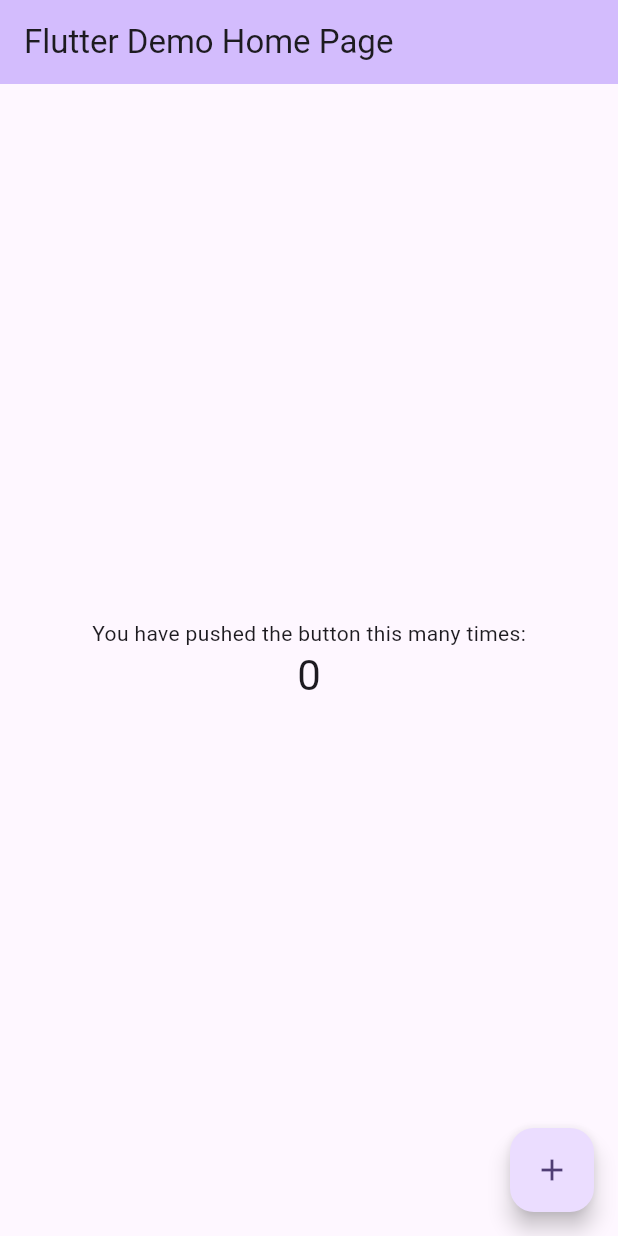
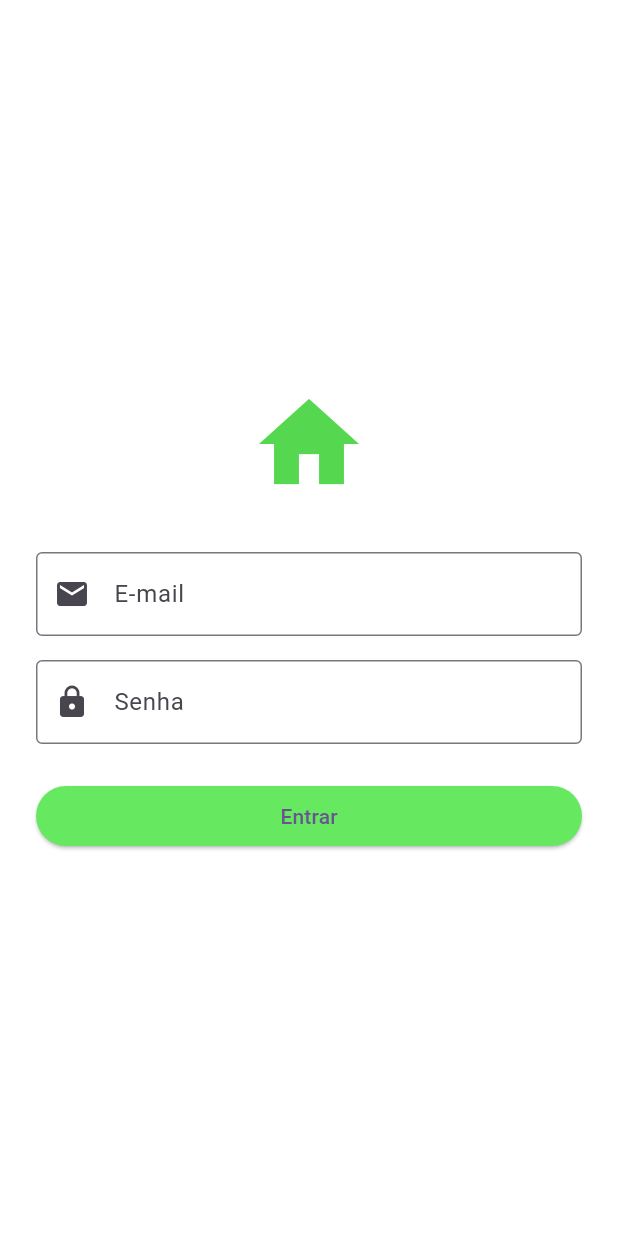
Before and after one commit to JoaoCleiton12/CondominioConectado, a Flutter app: the screen it shows after launch, on a phone screen of 412 x 824 dp. Run offline on Flutter 3.47's test engine with Material 3 defaults, Android fonts, the phone set to English and light mode, and no system bars.

Commit message:
tela de login e home

```diff
--- a/lib/main.dart
+++ b/lib/main.dart
@@ -1,4 +1,5 @@
 import 'package:flutter/material.dart';
+import 'pages/login_page.dart';
 
 void main() {
   runApp(const MyApp());
@@ -7,116 +8,15 @@ void main() {
 class MyApp extends StatelessWidget {
   const MyApp({super.key});
 
-  // This widget is the root of your application.
   @override
   Widget build(BuildContext context) {
     return MaterialApp(
-      title: 'Flutter Demo1',
+      title: 'Condomínio App',
       theme: ThemeData(
-        // This is the theme of your application.
-        //
-        // TRY THIS: Try running your application with "flutter run". You'll see
-        // the application has a purple toolbar. Then, without quitting the app,
-        // try changing the seedColor in the colorScheme below to Colors.green
-        // and then invoke "hot reload" (save your changes or press the "hot
-        // reload" button in a Flutter-supported IDE, or press "r" if you used
-        // the command line to start the app).
-        //
-        // Notice that the counter didn't reset back to zero; the application
-        // state is not lost during the reload. To reset the state, use hot
-        // restart instead.
-        //
-        // This works for code too, not just values: Most code changes can be
-        // tested with just a hot reload.
         colorScheme: ColorScheme.fromSeed(seedColor: Colors.deepPurple),
+        useMaterial3: true,
       ),
-      home: const MyHomePage(title: 'Flutter Demo Home Page'),
+      home: const LoginPage(),
     );
   }
 }
-
-class MyHomePage extends StatefulWidget {
-  const MyHomePage({super.key, required this.title});
-
-  // This widget is the home page of your application. It is stateful, meaning
-  // that it has a State object (defined below) that contains fields that affect
-  // how it looks.
-
-  // This class is the configuration for the state. It holds the values (in this
-  // case the title) provided by the parent (in this case the App widget) and
-  // used by the build method of the State. Fields in a Widget subclass are
-  // always marked "final".
-
-  final String title;
-
-  @override
-  State<MyHomePage> createState() => _MyHomePageState();
-}
-
-class _MyHomePageState extends State<MyHomePage> {
-  int _counter = 0;
-
-  void _incrementCounter() {
-    setState(() {
-      // This call to setState tells the Flutter framework that something has
-      // changed in this State, which causes it to rerun the build method below
-      // so that the display can reflect the updated values. If we changed
-      // _counter without calling setState(), then the build method would not be
-      // called again, and so nothing would appear to happen.
-      _counter++;
-    });
-  }
-
-  @override
-  Widget build(BuildContext context) {
-    // This method is rerun every time setState is called, for instance as done
-    // by the _incrementCounter method above.
-    //
-    // The Flutter framework has been optimized to make rerunning build methods
-    // fast, so that you can just rebuild anything that needs updating rather
-    // than having to individually change instances of widgets.
-    return Scaffold(
-      appBar: AppBar(
-        // TRY THIS: Try changing the color here to a specific color (to
-        // Colors.amber, perhaps?) and trigger a hot reload to see the AppBar
-        // change color while the other colors stay the same.
-        backgroundColor: Theme.of(context).colorScheme.inversePrimary,
-        // Here we take the value from the MyHomePage object that was created by
-        // the App.build method, and use it to set our appbar title.
-        title: Text(widget.title),
-      ),
-      body: Center(
-        // Center is a layout widget. It takes a single child and positions it
-        // in the middle of the parent.
-        child: Column(
-          // Column is also a layout widget. It takes a list of children and
-          // arranges them vertically. By default, it sizes itself to fit its
-          // children horizontally, and tries to be as tall as its parent.
-          //
-          // Column has various properties to control how it sizes itself and
-          // how it positions its children. Here we use mainAxisAlignment to
-          // center the children vertically; the main axis here is the vertical
-          // axis because Columns are vertical (the cross axis would be
-          // horizontal).
-          //
-          // TRY THIS: Invoke "debug painting" (choose the "Toggle Debug Paint"
-          // action in the IDE, or press "p" in the console), to see the
-          // wireframe for each widget.
-          mainAxisAlignment: MainAxisAlignment.center,
-          children: <Widget>[
-            const Text('You have pushed the button this many times:'),
-            Text(
-              '$_counter',
-              style: Theme.of(context).textTheme.headlineMedium,
-            ),
-          ],
-        ),
-      ),
-      floatingActionButton: FloatingActionButton(
-        onPressed: _incrementCounter,
-        tooltip: 'Increment',
-        child: const Icon(Icons.add),
-      ), // This trailing comma makes auto-formatting nicer for build methods.
-    );
-  }
-}
--- /dev/null
+++ b/lib/pages/login_page.dart
@@ -0,0 +1,95 @@
+import 'package:flutter/material.dart';
+import 'home_page.dart';
+
+class LoginPage extends StatefulWidget {
+  const LoginPage({super.key});
+
+  @override
+  State<LoginPage> createState() => _LoginPageState();
+}
+
+class _LoginPageState extends State<LoginPage> {
+  final _formKey = GlobalKey<FormState>();
+  final TextEditingController _emailController = TextEditingController();
+  final TextEditingController _senhaController = TextEditingController();
+
+  void _fazerLogin() {
+    if (_formKey.currentState!.validate()) {
+      String email = _emailController.text;
+      String senha = _senhaController.text;
+
+      // Aqui você pode fazer a lógica de autenticação
+      print('Email: $email');
+      print('Senha: $senha');
+
+      Navigator.pushReplacement(
+        context,
+        MaterialPageRoute(builder: (_) => const HomePage()),
+      );
+    }
+  }
+
+  @override
+  Widget build(BuildContext context) {
+    return Scaffold(
+      backgroundColor: const Color.fromARGB(255, 255, 255, 255),
+      body: Center(
+        child: Padding(
+          padding: const EdgeInsets.all(24.0),
+          child: SingleChildScrollView(
+            child: Form(
+              key: _formKey,
+              child: Column(
+                mainAxisAlignment: MainAxisAlignment.center,
+                children: [
+                  const Icon(Icons.home, size: 80, color: Color.fromARGB(255, 85, 216, 80)),
+                  const SizedBox(height: 32),
+                  TextFormField(
+                    controller: _emailController,
+                    decoration: const InputDecoration(
+                      labelText: 'E-mail',
+                      border: OutlineInputBorder(),
+                      prefixIcon: Icon(Icons.email),
+                    ),
+                    keyboardType: TextInputType.emailAddress,
+                    validator: (value) {
+                      if (value == null || value.isEmpty) return 'Digite seu e-mail';
+                      if (!value.contains('@')) return 'E-mail inválido';
+                      return null;
+                    },
+                  ),
+                  const SizedBox(height: 16),
+                  TextFormField(
+                    controller: _senhaController,
+                    decoration: const InputDecoration(
+                      labelText: 'Senha',
+                      border: OutlineInputBorder(),
+                      prefixIcon: Icon(Icons.lock),
+                    ),
+                    obscureText: true,
+                    validator: (value) {
+                      if (value == null || value.isEmpty) return 'Digite sua senha';
+                      if (value.length < 6) return 'Senha muito curta';
+                      return null;
+                    },
+                  ),
+                  const SizedBox(height: 24),
+                  SizedBox(
+                      width: double.infinity,
+                      child: ElevatedButton(
+                        onPressed: _fazerLogin,
+                        style: ElevatedButton.styleFrom(
+                        backgroundColor: const Color.fromARGB(255, 102, 233, 97), // Aqui você muda a cor
+                        ),
+                        child: const Text('Entrar'),
+                    ),
+                  ),
+                ],
+              ),
+            ),
+          ),
+        ),
+      ),
+    );
+  }
+}
```
Also changed, not shown: lib/pages/home_page.dart (added, +80 -0 lines).
